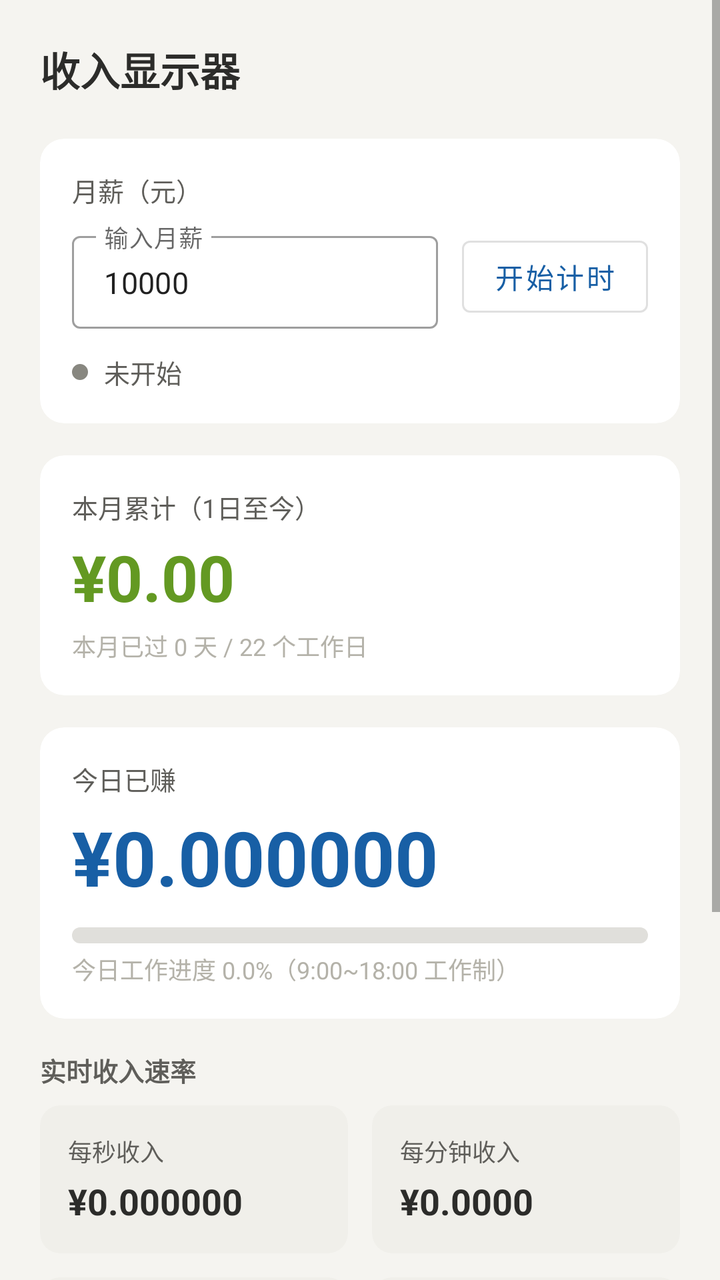
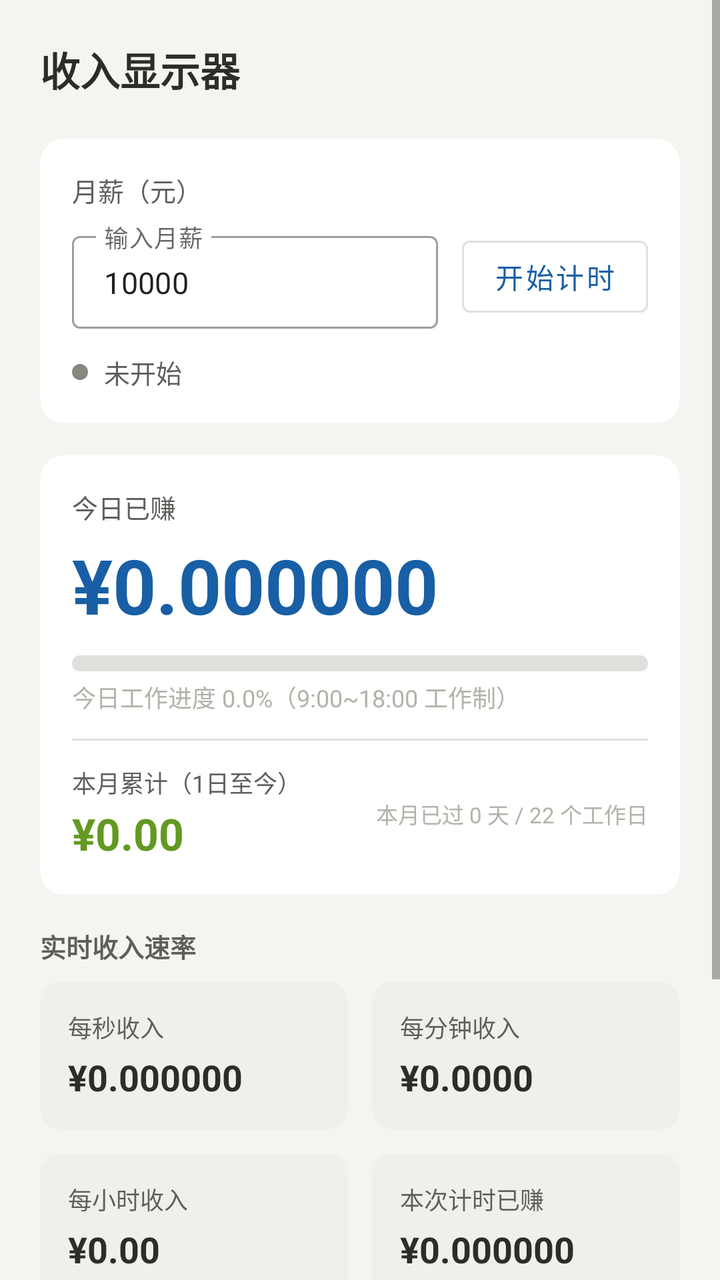

Two renders of the same Android screen: before a commit and after it. Below are the layout's source before the change and the commit's diff.
<!-- AndroidManifest.xml: application theme Theme.IncomeMeter -->
<!-- res/layout/activity_main.xml -->
<?xml version="1.0" encoding="utf-8"?>
<ScrollView xmlns:android="http://schemas.android.com/apk/res/android"
    xmlns:app="http://schemas.android.com/apk/res-auto"
    android:layout_width="match_parent"
    android:layout_height="match_parent"
    android:background="@color/bg_page"
    android:fillViewport="true">

    <LinearLayout
        android:layout_width="match_parent"
        android:layout_height="wrap_content"
        android:orientation="vertical"
        android:padding="20dp">

        
        <TextView
            android:layout_width="wrap_content"
            android:layout_height="wrap_content"
            android:text="@string/app_name"
            android:textSize="20sp"
            android:textStyle="bold"
            android:textColor="@color/text_primary"
            android:layout_marginBottom="20dp" />

        
        <androidx.cardview.widget.CardView
            android:layout_width="match_parent"
            android:layout_height="wrap_content"
            android:layout_marginBottom="16dp"
            app:cardCornerRadius="12dp"
            app:cardElevation="0dp"
            app:cardBackgroundColor="@color/bg_card">

            <LinearLayout
                android:layout_width="match_parent"
                android:layout_height="wrap_content"
                android:orientation="vertical"
                android:padding="16dp">

                <TextView
                    android:layout_width="wrap_content"
                    android:layout_height="wrap_content"
                    android:text="@string/label_monthly_salary"
                    android:textSize="13sp"
                    android:textColor="@color/text_secondary"
                    android:layout_marginBottom="8dp" />

                <LinearLayout
                    android:layout_width="match_parent"
                    android:layout_height="wrap_content"
                    android:orientation="horizontal"
                    android:gravity="center_vertical">

                    <com.google.android.material.textfield.TextInputLayout
                        android:layout_width="0dp"
                        android:layout_height="wrap_content"
                        android:layout_weight="1"
                        android:layout_marginEnd="12dp"
                        style="@style/Widget.MaterialComponents.TextInputLayout.OutlinedBox.Dense">

                        <com.google.android.material.textfield.TextInputEditText
                            android:id="@+id/etSalary"
                            android:layout_width="match_parent"
                            android:layout_height="wrap_content"
                            android:hint="@string/hint_salary"
                            android:inputType="numberDecimal"
                            android:text="10000"
                            android:textSize="15sp" />
                    </com.google.android.material.textfield.TextInputLayout>

                    <com.google.android.material.button.MaterialButton
                        android:id="@+id/btnToggle"
                        android:layout_width="wrap_content"
                        android:layout_height="wrap_content"
                        android:text="@string/btn_start"
                        android:textSize="14sp"
                        style="@style/Widget.MaterialComponents.Button.OutlinedButton" />
                </LinearLayout>

                
                <LinearLayout
                    android:layout_width="wrap_content"
                    android:layout_height="wrap_content"
                    android:orientation="horizontal"
                    android:gravity="center_vertical"
                    android:layout_marginTop="12dp">

                    <View
                        android:id="@+id/statusDot"
                        android:layout_width="8dp"
                        android:layout_height="8dp"
                        android:background="@drawable/dot_stopped"
                        android:layout_marginEnd="8dp" />

                    <TextView
                        android:id="@+id/tvStatus"
                        android:layout_width="wrap_content"
                        android:layout_height="wrap_content"
                        android:text="@string/status_idle"
                        android:textSize="13sp"
                        android:textColor="@color/text_secondary" />
                </LinearLayout>
            </LinearLayout>
        </androidx.cardview.widget.CardView>

        
        <androidx.cardview.widget.CardView
            android:layout_width="match_parent"
            android:layout_height="wrap_content"
            android:layout_marginBottom="16dp"
            app:cardCornerRadius="12dp"
            app:cardElevation="0dp"
            app:cardBackgroundColor="@color/bg_card">

            <LinearLayout
                android:layout_width="match_parent"
                android:layout_height="wrap_content"
                android:orientation="vertical"
                android:padding="16dp">

                <TextView
                    android:layout_width="wrap_content"
                    android:layout_height="wrap_content"
                    android:text="@string/label_month_earned"
                    android:textSize="13sp"
                    android:textColor="@color/text_secondary"
                    android:layout_marginBottom="4dp" />

                <TextView
                    android:id="@+id/tvMonthEarned"
                    android:layout_width="wrap_content"
                    android:layout_height="wrap_content"
                    android:text="¥0.00"
                    android:textSize="32sp"
                    android:textStyle="bold"
                    android:textColor="@color/accent_green"
                    android:layout_marginBottom="4dp" />

                <TextView
                    android:id="@+id/tvMonthProgress"
                    android:layout_width="wrap_content"
                    android:layout_height="wrap_content"
                    android:text="@string/month_progress_default"
                    android:textSize="12sp"
                    android:textColor="@color/text_hint" />
            </LinearLayout>
        </androidx.cardview.widget.CardView>

        
        <androidx.cardview.widget.CardView
            android:layout_width="match_parent"
            android:layout_height="wrap_content"
            android:layout_marginBottom="16dp"
            app:cardCornerRadius="12dp"
            app:cardElevation="0dp"
            app:cardBackgroundColor="@color/bg_card">

            <LinearLayout
                android:layout_width="match_parent"
                android:layout_height="wrap_content"
                android:orientation="vertical"
                android:padding="16dp">

                <TextView
                    android:layout_width="wrap_content"
                    android:layout_height="wrap_content"
                    android:text="@string/label_today_earned"
                    android:textSize="13sp"
                    android:textColor="@color/text_secondary"
                    android:layout_marginBottom="4dp" />

                <TextView
                    android:id="@+id/tvTodayEarned"
                    android:layout_width="wrap_content"
                    android:layout_height="wrap_content"
                    android:text="¥0.000000"
                    android:textSize="38sp"
                    android:textStyle="bold"
                    android:textColor="@color/accent_blue"
                    android:layout_marginBottom="10dp" />

                <ProgressBar
                    android:id="@+id/progressDay"
                    style="?android:attr/progressBarStyleHorizontal"
                    android:layout_width="match_parent"
                    android:layout_height="8dp"
                    android:max="10000"
                    android:progress="0"
                    android:progressDrawable="@drawable/progress_bar_bg" />

                <TextView
                    android:id="@+id/tvDayProgress"
                    android:layout_width="wrap_content"
                    android:layout_height="wrap_content"
                    android:text="@string/progress_default"
                    android:textSize="12sp"
                    android:textColor="@color/text_hint"
                    android:layout_marginTop="4dp" />
            </LinearLayout>
        </androidx.cardview.widget.CardView>

        
        <TextView
            android:layout_width="wrap_content"
            android:layout_height="wrap_content"
            android:text="@string/section_rate"
            android:textSize="13sp"
            android:textColor="@color/text_secondary"
            android:textStyle="bold"
            android:layout_marginBottom="8dp" />

        <GridLayout
            android:layout_width="match_parent"
            android:layout_height="wrap_content"
            android:columnCount="2"
            android:rowCount="2"
            android:layout_marginBottom="16dp"
            android:useDefaultMargins="false">

            <androidx.cardview.widget.CardView
                android:layout_width="0dp"
                android:layout_height="wrap_content"
                android:layout_columnWeight="1"
                android:layout_marginEnd="6dp"
                android:layout_marginBottom="12dp"
                app:cardCornerRadius="10dp"
                app:cardElevation="0dp"
                app:cardBackgroundColor="@color/bg_metric">

                <LinearLayout android:layout_width="match_parent" android:layout_height="wrap_content"
                    android:orientation="vertical" android:padding="14dp">
                    <TextView android:layout_width="wrap_content" android:layout_height="wrap_content"
                        android:text="@string/label_per_second" android:textSize="12sp" android:textColor="@color/text_secondary" />
                    <TextView android:id="@+id/tvPerSecond" android:layout_width="wrap_content" android:layout_height="wrap_content"
                        android:text="¥0.000000" android:textSize="18sp" android:textStyle="bold" android:textColor="@color/text_primary"
                        android:layout_marginTop="4dp" />
                </LinearLayout>
            </androidx.cardview.widget.CardView>

            <androidx.cardview.widget.CardView
                android:layout_width="0dp"
                android:layout_height="wrap_content"
                android:layout_columnWeight="1"
                android:layout_marginStart="6dp"
                android:layout_marginBottom="12dp"
                app:cardCornerRadius="10dp"
                app:cardElevation="0dp"
                app:cardBackgroundColor="@color/bg_metric">

                <LinearLayout android:layout_width="match_parent" android:layout_height="wrap_content"
                    android:orientation="vertical" android:padding="14dp">
                    <TextView android:layout_width="wrap_content" android:layout_height="wrap_content"
                        android:text="@string/label_per_minute" android:textSize="12sp" android:textColor="@color/text_secondary" />
                    <TextView android:id="@+id/tvPerMinute" android:layout_width="wrap_content" android:layout_height="wrap_content"
                        android:text="¥0.0000" android:textSize="18sp" android:textStyle="bold" android:textColor="@color/text_primary"
                        android:layout_marginTop="4dp" />
                </LinearLayout>
            </androidx.cardview.widget.CardView>

            <androidx.cardview.widget.CardView
                android:layout_width="0dp"
                android:layout_height="wrap_content"
                android:layout_columnWeight="1"
                android:layout_marginEnd="6dp"
                app:cardCornerRadius="10dp"
                app:cardElevation="0dp"
                app:cardBackgroundColor="@color/bg_metric">

                <LinearLayout android:layout_width="match_parent" android:layout_height="wrap_content"
                    android:orientation="vertical" android:padding="14dp">
                    <TextView android:layout_width="wrap_content" android:layout_height="wrap_content"
                        android:text="@string/label_per_hour" android:textSize="12sp" android:textColor="@color/text_secondary" />
                    <TextView android:id="@+id/tvPerHour" android:layout_width="wrap_content" android:layout_height="wrap_content"
                        android:text="¥0.00" android:textSize="18sp" android:textStyle="bold" android:textColor="@color/text_primary"
                        android:layout_marginTop="4dp" />
                </LinearLayout>
            </androidx.cardview.widget.CardView>

            <androidx.cardview.widget.CardView
                android:layout_width="0dp"
                android:layout_height="wrap_content"
                android:layout_columnWeight="1"
                android:layout_marginStart="6dp"
                app:cardCornerRadius="10dp"
                app:cardElevation="0dp"
                app:cardBackgroundColor="@color/bg_metric">

                <LinearLayout android:layout_width="match_parent" android:layout_height="wrap_content"
                    android:orientation="vertical" android:padding="14dp">
                    <TextView android:layout_width="wrap_content" android:layout_height="wrap_content"
                        android:text="@string/label_session" android:textSize="12sp" android:textColor="@color/text_secondary" />
                    <TextView android:id="@+id/tvSession" android:layout_width="wrap_content" android:layout_height="wrap_content"
                        android:text="¥0.000000" android:textSize="18sp" android:textStyle="bold" android:textColor="@color/text_primary"
                        android:layout_marginTop="4dp" />
                </LinearLayout>
            </androidx.cardview.widget.CardView>
        </GridLayout>

        
        <TextView
            android:layout_width="wrap_content"
            android:layout_height="wrap_content"
            android:text="@string/section_breakdown"
            android:textSize="13sp"
            android:textColor="@color/text_secondary"
            android:textStyle="bold"
            android:layout_marginBottom="8dp" />

        <GridLayout
            android:layout_width="match_parent"
            android:layout_height="wrap_content"
            android:columnCount="2"
            android:rowCount="1"
            android:layout_marginBottom="24dp"
            android:useDefaultMargins="false">

            <androidx.cardview.widget.CardView
                android:layout_width="0dp"
                android:layout_height="wrap_content"
                android:layout_columnWeight="1"
                android:layout_marginEnd="6dp"
                app:cardCornerRadius="10dp"
                app:cardElevation="0dp"
                app:cardBackgroundColor="@color/bg_metric">

                <LinearLayout android:layout_width="match_parent" android:layout_height="wrap_content"
                    android:orientation="vertical" android:padding="14dp">
                    <TextView android:layout_width="wrap_content" android:layout_height="wrap_content"
                        android:text="@string/label_month_salary" android:textSize="12sp" android:textColor="@color/text_secondary" />
                    <TextView android:id="@+id/tvMonthSalary" android:layout_width="wrap_content" android:layout_height="wrap_content"
                        android:text="¥10,000" android:textSize="18sp" android:textStyle="bold" android:textColor="@color/text_primary"
                        android:layout_marginTop="4dp" />
                </LinearLayout>
            </androidx.cardview.widget.CardView>

            <androidx.cardview.widget.CardView
                android:layout_width="0dp"
                android:layout_height="wrap_content"
                android:layout_columnWeight="1"
                android:layout_marginStart="6dp"
                app:cardCornerRadius="10dp"
                app:cardElevation="0dp"
                app:cardBackgroundColor="@color/bg_metric">

                <LinearLayout android:layout_width="match_parent" android:layout_height="wrap_content"
                    android:orientation="vertical" android:padding="14dp">
                    <TextView android:layout_width="wrap_content" android:layout_height="wrap_content"
                        android:text="@string/label_day_salary" android:textSize="12sp" android:textColor="@color/text_secondary" />
                    <TextView android:id="@+id/tvDaySalary" android:layout_width="wrap_content" android:layout_height="wrap_content"
                        android:text="¥454.55" android:textSize="18sp" android:textStyle="bold" android:textColor="@color/text_primary"
                        android:layout_marginTop="4dp" />
                </LinearLayout>
            </androidx.cardview.widget.CardView>
        </GridLayout>

        
        <TextView
            android:layout_width="match_parent"
            android:layout_height="wrap_content"
            android:text="@string/footer_formula"
            android:textSize="11sp"
            android:textColor="@color/text_hint"
            android:gravity="center"
            android:layout_marginBottom="8dp" />

    </LinearLayout>
</ScrollView>
<!-- resources referenced by this layout -->
<resources>
  <color name="accent_blue">#185FA5</color>
  <color name="accent_green">#639922</color>
  <color name="bg_card">#FFFFFF</color>
  <color name="bg_metric">#F0EFEA</color>
  <color name="bg_page">#F5F4F0</color>
  <color name="text_hint">#B4B2A9</color>
  <color name="text_primary">#2C2C2A</color>
  <color name="text_secondary">#5F5E5A</color>
  <!-- drawable dot_stopped (drawable) -->
  <?xml version="1.0" encoding="utf-8"?>
  <shape xmlns:android="http://schemas.android.com/apk/res/android"
      android:shape="oval">
      <solid android:color="@color/dot_stopped" />
      <size android:width="8dp" android:height="8dp" />
  </shape>
  <!-- drawable progress_bar_bg (drawable) -->
  <?xml version="1.0" encoding="utf-8"?>
  <layer-list xmlns:android="http://schemas.android.com/apk/res/android">
      <item android:id="@android:id/background">
          <shape android:shape="rectangle">
              <corners android:radius="4dp" />
              <solid android:color="@color/progress_track" />
          </shape>
      </item>
      <item android:id="@android:id/progress">
          <clip>
              <shape android:shape="rectangle">
                  <corners android:radius="4dp" />
                  <solid android:color="@color/accent_blue" />
              </shape>
          </clip>
      </item>
  </layer-list>
  <string name="app_name">收入显示器</string>
  <string name="btn_start">开始计时</string>
  <string name="footer_formula">计算公式：月薪 ÷ 22工作日 ÷ 8小时 ÷ 3600秒</string>
  <string name="hint_salary">输入月薪</string>
  <string name="label_day_salary">日薪（÷22工作日）</string>
  <string name="label_month_earned">本月累计（1日至今）</string>
  <string name="label_month_salary">月薪</string>
  <string name="label_monthly_salary">月薪（元）</string>
  <string name="label_per_hour">每小时收入</string>
  <string name="label_per_minute">每分钟收入</string>
  <string name="label_per_second">每秒收入</string>
  <string name="label_session">本次计时已赚</string>
  <string name="label_today_earned">今日已赚</string>
  <string name="month_progress_default">本月已过 0 天 / 22 个工作日</string>
  <string name="progress_default">今日工作进度 0.0%（9:00~18:00 工作制）</string>
  <string name="section_breakdown">月收入拆解</string>
  <string name="section_rate">实时收入速率</string>
  <string name="status_idle">未开始</string>
  <style name="Theme.IncomeMeter" parent="Theme.MaterialComponents.DayNight.DarkActionBar">
          <item name="colorPrimary">@color/accent_blue</item>
          <item name="colorPrimaryVariant">@color/accent_blue</item>
          <item name="colorOnPrimary">@color/white</item>
          <item name="android:windowBackground">@color/bg_page</item>
          <item name="android:statusBarColor">@color/accent_blue</item>
      </style>
  <color name="dot_stopped">#888780</color>
  <color name="progress_track">#E0DFDB</color>
  <color name="white">#FFFFFF</color>
</resources>

<!-- the commit's change to res/layout/activity_main.xml (unified diff, before → after) -->
@@ -121,49 +121,6 @@
                 <TextView
                     android:layout_width="wrap_content"
                     android:layout_height="wrap_content"
-                    android:text="@string/label_month_earned"
-                    android:textSize="13sp"
-                    android:textColor="@color/text_secondary"
-                    android:layout_marginBottom="4dp" />
-
-                <TextView
-                    android:id="@+id/tvMonthEarned"
-                    android:layout_width="wrap_content"
-                    android:layout_height="wrap_content"
-                    android:text="¥0.00"
-                    android:textSize="32sp"
-                    android:textStyle="bold"
-                    android:textColor="@color/accent_green"
-                    android:layout_marginBottom="4dp" />
-
-                <TextView
-                    android:id="@+id/tvMonthProgress"
-                    android:layout_width="wrap_content"
-                    android:layout_height="wrap_content"
-                    android:text="@string/month_progress_default"
-                    android:textSize="12sp"
-                    android:textColor="@color/text_hint" />
-            </LinearLayout>
-        </androidx.cardview.widget.CardView>
-
-        
-        <androidx.cardview.widget.CardView
-            android:layout_width="match_parent"
-            android:layout_height="wrap_content"
-            android:layout_marginBottom="16dp"
-            app:cardCornerRadius="12dp"
-            app:cardElevation="0dp"
-            app:cardBackgroundColor="@color/bg_card">
-
-            <LinearLayout
-                android:layout_width="match_parent"
-                android:layout_height="wrap_content"
-                android:orientation="vertical"
-                android:padding="16dp">
-
-                <TextView
-                    android:layout_width="wrap_content"
-                    android:layout_height="wrap_content"
                     android:text="@string/label_today_earned"
                     android:textSize="13sp"
                     android:textColor="@color/text_secondary"
@@ -196,6 +153,53 @@
                     android:textSize="12sp"
                     android:textColor="@color/text_hint"
                     android:layout_marginTop="4dp" />
+
+                <View
+                    android:layout_width="match_parent"
+                    android:layout_height="1dp"
+                    android:background="@color/progress_track"
+                    android:layout_marginTop="12dp"
+                    android:layout_marginBottom="12dp" />
+
+                <LinearLayout
+                    android:layout_width="match_parent"
+                    android:layout_height="wrap_content"
+                    android:orientation="horizontal"
+                    android:gravity="center_vertical">
+
+                    <LinearLayout
+                        android:layout_width="0dp"
+                        android:layout_height="wrap_content"
+                        android:layout_weight="1"
+                        android:orientation="vertical">
+
+                        <TextView
+                            android:layout_width="wrap_content"
+                            android:layout_height="wrap_content"
+                            android:text="@string/label_month_earned"
+                            android:textSize="12sp"
+                            android:textColor="@color/text_secondary" />
+
+                        <TextView
+                            android:id="@+id/tvMonthEarned"
+                            android:layout_width="wrap_content"
+                            android:layout_height="wrap_content"
+                            android:text="¥0.00"
+                            android:textSize="22sp"
+                            android:textStyle="bold"
+                            android:textColor="@color/accent_green"
+                            android:layout_marginTop="2dp" />
+                    </LinearLayout>
+
+                    <TextView
+                        android:id="@+id/tvMonthProgress"
+                        android:layout_width="wrap_content"
+                        android:layout_height="wrap_content"
+                        android:text="@string/month_progress_default"
+                        android:textSize="11sp"
+                        android:textColor="@color/text_hint"
+                        android:gravity="end" />
+                </LinearLayout>
             </LinearLayout>
         </androidx.cardview.widget.CardView>
 
<!-- resource entries referenced after the edit -->
@@ -5,6 +5,7 @@
   <color name="bg_card">#FFFFFF</color>
   <color name="bg_metric">#F0EFEA</color>
   <color name="bg_page">#F5F4F0</color>
+  <color name="progress_track">#E0DFDB</color>
   <color name="text_hint">#B4B2A9</color>
   <color name="text_primary">#2C2C2A</color>
   <color name="text_secondary">#5F5E5A</color>
@@ -59,7 +60,6 @@
           <item name="android:statusBarColor">@color/accent_blue</item>
       </style>
   <color name="dot_stopped">#888780</color>
-  <color name="progress_track">#E0DFDB</color>
   <color name="white">#FFFFFF</color>
 </resources>
 
